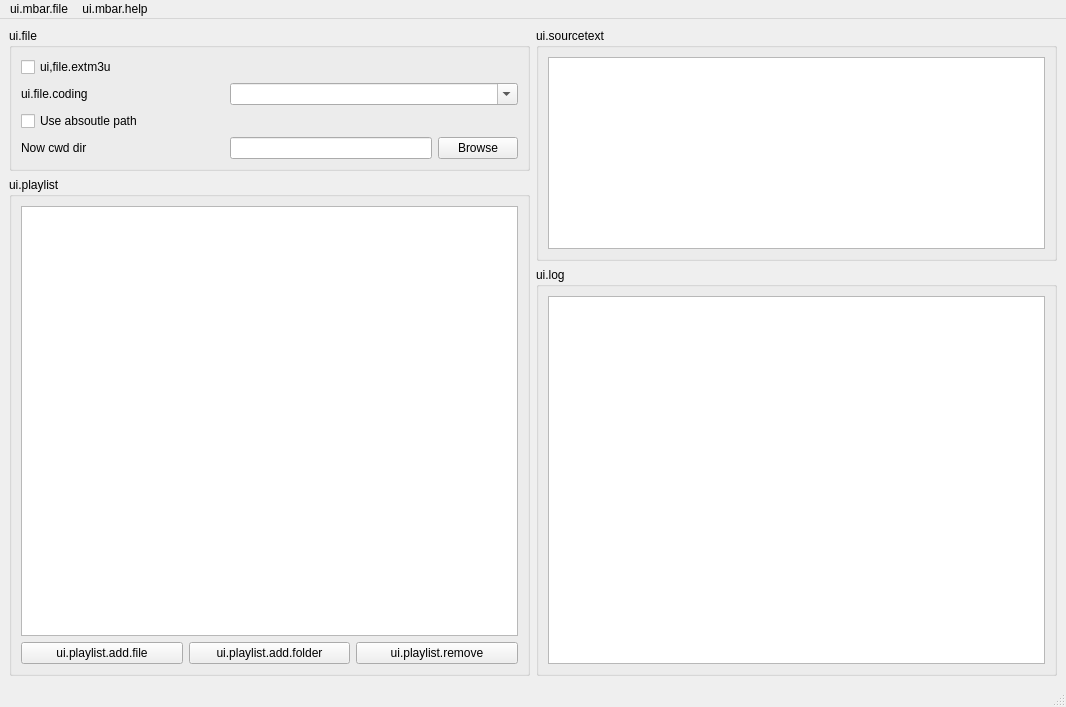
Qt form m3ueditor.ui (Creepercdn/m3ueditor) before a commit.
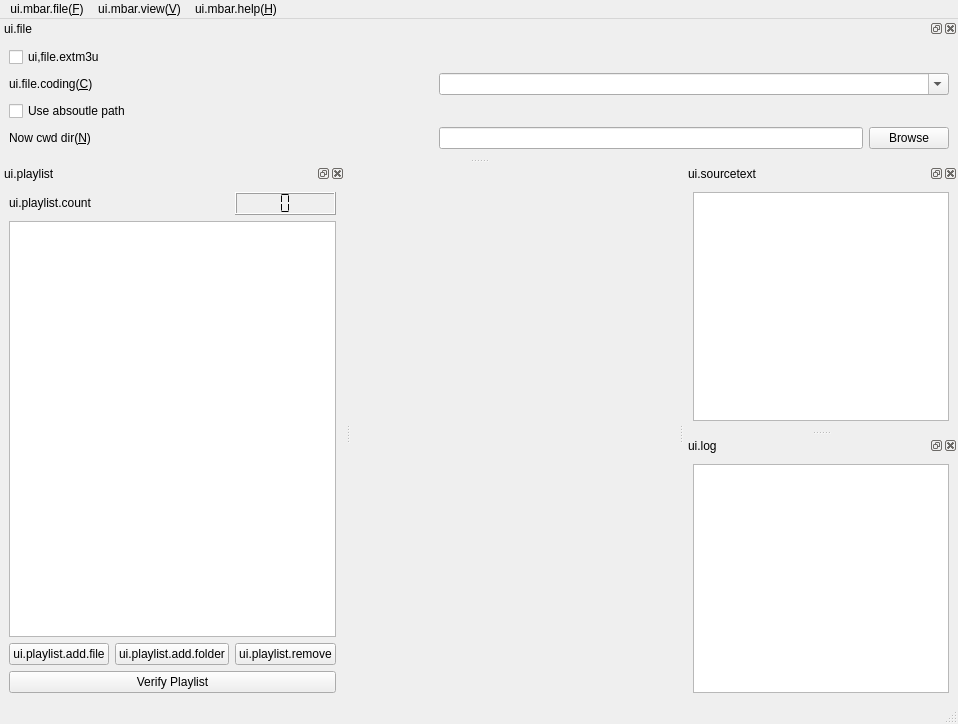
The same form after that commit.

Commit message: add dock and add verify and much much feature and bugs

```diff
--- a/m3ueditor.ui
+++ b/m3ueditor.ui
@@ -6,192 +6,26 @@
    <rect>
     <x>0</x>
     <y>0</y>
-    <width>1066</width>
-    <height>707</height>
+    <width>958</width>
+    <height>724</height>
    </rect>
   </property>
   <property name="windowTitle">
    <string>MainWindow</string>
   </property>
-  <widget class="QWidget" name="centralwidget">
-   <layout class="QGridLayout" name="gridLayout_3" columnstretch="1,1">
-    <item row="2" column="1">
-     <widget class="QGroupBox" name="groupBox_5">
-      <property name="title">
-       <string>ui.log</string>
-      </property>
-      <layout class="QVBoxLayout" name="verticalLayout_2">
-       <item>
-        <widget class="QPlainTextEdit" name="plainTextEdit_log">
-         <property name="readOnly">
-          <bool>true</bool>
-         </property>
-        </widget>
-       </item>
-      </layout>
-     </widget>
-    </item>
-    <item row="0" column="1" rowspan="2">
-     <widget class="QGroupBox" name="groupBox_4">
-      <property name="title">
-       <string>ui.sourcetext</string>
-      </property>
-      <layout class="QVBoxLayout" name="verticalLayout">
-       <item>
-        <widget class="QPlainTextEdit" name="plainTextEdit_source">
-         <property name="verticalScrollBarPolicy">
-          <enum>Qt::ScrollBarAsNeeded</enum>
-         </property>
-         <property name="readOnly">
-          <bool>true</bool>
-         </property>
-        </widget>
-       </item>
-      </layout>
-     </widget>
-    </item>
-    <item row="0" column="0">
-     <widget class="QGroupBox" name="groupBox_3">
-      <property name="title">
-       <string>ui.file</string>
-      </property>
-      <layout class="QGridLayout" name="gridLayout_2">
-       <item row="3" column="0">
-        <widget class="QLabel" name="label_2">
-         <property name="text">
-          <string>Now cwd dir</string>
-         </property>
-        </widget>
-       </item>
-       <item row="1" column="0">
-        <widget class="QLabel" name="label">
-         <property name="text">
-          <string>ui.file.coding</string>
-         </property>
-        </widget>
-       </item>
-       <item row="3" column="1">
-        <widget class="QLineEdit" name="lineEdit">
-         <property name="sizePolicy">
-          <sizepolicy hsizetype="Preferred" vsizetype="Fixed">
-           <horstretch>0</horstretch>
-           <verstretch>0</verstretch>
-          </sizepolicy>
-         </property>
-        </widget>
-       </item>
-       <item row="0" column="0" colspan="2">
-        <widget class="QCheckBox" name="checkBox">
-         <property name="text">
-          <string>ui,file.extm3u</string>
-         </property>
-        </widget>
-       </item>
-       <item row="2" column="0">
-        <widget class="QCheckBox" name="checkBox_2">
-         <property name="text">
-          <string>Use absoutle path</string>
-         </property>
-        </widget>
-       </item>
-       <item row="3" column="2">
-        <widget class="QPushButton" name="pushButton_3">
-         <property name="sizePolicy">
-          <sizepolicy hsizetype="Maximum" vsizetype="Fixed">
-           <horstretch>0</horstretch>
-           <verstretch>0</verstretch>
-          </sizepolicy>
-         </property>
-         <property name="text">
-          <string>Browse</string>
-         </property>
-        </widget>
-       </item>
-       <item row="1" column="1" colspan="2">
-        <widget class="QComboBox" name="comboBox">
-         <property name="editable">
-          <bool>true</bool>
-         </property>
-        </widget>
-       </item>
-      </layout>
-     </widget>
-    </item>
-    <item row="1" column="0" rowspan="2">
-     <widget class="QGroupBox" name="groupBox">
-      <property name="title">
-       <string>ui.playlist</string>
-      </property>
-      <layout class="QGridLayout" name="gridLayout">
-       <item row="2" column="0">
-        <widget class="QPushButton" name="pushButton">
-         <property name="text">
-          <string>ui.playlist.add.file</string>
-         </property>
-        </widget>
-       </item>
-       <item row="2" column="1">
-        <widget class="QPushButton" name="pushButton_2">
-         <property name="text">
-          <string>ui.playlist.add.folder</string>
-         </property>
-        </widget>
-       </item>
-       <item row="2" column="2">
-        <widget class="QPushButton" name="pushButton_4">
-         <property name="sizePolicy">
-          <sizepolicy hsizetype="Minimum" vsizetype="Fixed">
-           <horstretch>0</horstretch>
-           <verstretch>0</verstretch>
-          </sizepolicy>
-         </property>
-         <property name="text">
-          <string>ui.playlist.remove</string>
-         </property>
-        </widget>
-       </item>
-       <item row="0" column="0" rowspan="2" colspan="3">
-        <widget class="QListWidget" name="listWidget">
-         <property name="sizePolicy">
-          <sizepolicy hsizetype="Expanding" vsizetype="Expanding">
-           <horstretch>0</horstretch>
-           <verstretch>0</verstretch>
-          </sizepolicy>
-         </property>
-         <property name="contextMenuPolicy">
-          <enum>Qt::CustomContextMenu</enum>
-         </property>
-         <property name="dragEnabled">
-          <bool>true</bool>
-         </property>
-         <property name="dragDropMode">
-          <enum>QAbstractItemView::DragDrop</enum>
-         </property>
-         <property name="defaultDropAction">
-          <enum>Qt::MoveAction</enum>
-         </property>
-         <property name="selectionMode">
-          <enum>QAbstractItemView::ExtendedSelection</enum>
-         </property>
-        </widget>
-       </item>
-      </layout>
-     </widget>
-    </item>
-   </layout>
-  </widget>
+  <widget class="QWidget" name="centralwidget"/>
   <widget class="QMenuBar" name="menubar">
    <property name="geometry">
     <rect>
      <x>0</x>
      <y>0</y>
-     <width>1066</width>
+     <width>958</width>
      <height>23</height>
     </rect>
    </property>
    <widget class="QMenu" name="menuaa">
     <property name="title">
-     <string>ui.mbar.file</string>
+     <string>ui.mbar.file(&amp;F)</string>
     </property>
     <addaction name="actionui_mbar_file_new"/>
     <addaction name="actionui_mbar_file_open"/>
@@ -204,14 +38,249 @@
    </widget>
    <widget class="QMenu" name="menuui_mbar_help">
     <property name="title">
-     <string>ui.mbar.help</string>
+     <string>ui.mbar.help(&amp;H)</string>
     </property>
     <addaction name="actionui_mbar_help_about"/>
    </widget>
+   <widget class="QMenu" name="menuui_mbar_window">
+    <property name="title">
+     <string>ui.mbar.view(&amp;V)</string>
+    </property>
+   </widget>
    <addaction name="menuaa"/>
+   <addaction name="menuui_mbar_window"/>
    <addaction name="menuui_mbar_help"/>
   </widget>
   <widget class="QStatusBar" name="statusBar"/>
+  <widget class="QDockWidget" name="dockWidget_2">
+   <property name="features">
+    <set>QDockWidget::AllDockWidgetFeatures</set>
+   </property>
+   <property name="windowTitle">
+    <string>ui.file</string>
+   </property>
+   <attribute name="dockWidgetArea">
+    <number>4</number>
+   </attribute>
+   <widget class="QWidget" name="dockWidgetContents_2">
+    <layout class="QGridLayout" name="gridLayout_2">
+     <item row="0" column="0" colspan="2">
+      <widget class="QCheckBox" name="checkBox">
+       <property name="text">
+        <string>ui,file.extm3u</string>
+       </property>
+      </widget>
+     </item>
+     <item row="1" column="0">
+      <widget class="QLabel" name="label">
+       <property name="text">
+        <string>ui.file.coding(&amp;C)</string>
+       </property>
+       <property name="buddy">
+        <cstring>comboBox</cstring>
+       </property>
+      </widget>
+     </item>
+     <item row="1" column="1" colspan="2">
+      <widget class="QComboBox" name="comboBox">
+       <property name="editable">
+        <bool>true</bool>
+       </property>
+      </widget>
+     </item>
+     <item row="2" column="0">
+      <widget class="QCheckBox" name="checkBox_2">
+       <property name="text">
+        <string>Use absoutle path</string>
+       </property>
+      </widget>
+     </item>
+     <item row="3" column="0">
+      <widget class="QLabel" name="label_2">
+       <property name="text">
+        <string>Now cwd dir(&amp;N)</string>
+       </property>
+       <property name="buddy">
+        <cstring>lineEdit</cstring>
+       </property>
+      </widget>
+     </item>
+     <item row="3" column="1">
+      <widget class="QLineEdit" name="lineEdit">
+       <property name="sizePolicy">
+        <sizepolicy hsizetype="Preferred" vsizetype="Fixed">
+         <horstretch>0</horstretch>
+         <verstretch>0</verstretch>
+        </sizepolicy>
+       </property>
+      </widget>
+     </item>
+     <item row="3" column="2">
+      <widget class="QPushButton" name="pushButton_3">
+       <property name="sizePolicy">
+        <sizepolicy hsizetype="Maximum" vsizetype="Fixed">
+         <horstretch>0</horstretch>
+         <verstretch>0</verstretch>
+        </sizepolicy>
+       </property>
+       <property name="text">
+        <string>Browse</string>
+       </property>
+      </widget>
+     </item>
+    </layout>
+   </widget>
+  </widget>
+  <widget class="QDockWidget" name="dockWidget_3">
+   <property name="features">
+    <set>QDockWidget::AllDockWidgetFeatures</set>
+   </property>
+   <property name="windowTitle">
+    <string>ui.playlist</string>
+   </property>
+   <attribute name="dockWidgetArea">
+    <number>1</number>
+   </attribute>
+   <widget class="QWidget" name="dockWidgetContents_3">
+    <layout class="QGridLayout" name="gridLayout_3">
+     <item row="0" column="0">
+      <widget class="QLabel" name="label_3">
+       <property name="sizePolicy">
+        <sizepolicy hsizetype="Preferred" vsizetype="Maximum">
+         <horstretch>0</horstretch>
+         <verstretch>0</verstretch>
+        </sizepolicy>
+       </property>
+       <property name="text">
+        <string>ui.playlist.count</string>
+       </property>
+      </widget>
+     </item>
+     <item row="0" column="2">
+      <widget class="QLCDNumber" name="lcdNumber">
+       <property name="sizePolicy">
+        <sizepolicy hsizetype="Preferred" vsizetype="Minimum">
+         <horstretch>0</horstretch>
+         <verstretch>0</verstretch>
+        </sizepolicy>
+       </property>
+       <property name="digitCount">
+        <number>1</number>
+       </property>
+       <property name="mode">
+        <enum>QLCDNumber::Dec</enum>
+       </property>
+       <property name="segmentStyle">
+        <enum>QLCDNumber::Flat</enum>
+       </property>
+       <property name="intValue" stdset="0">
+        <number>0</number>
+       </property>
+      </widget>
+     </item>
+     <item row="1" column="0" colspan="3">
+      <widget class="QListWidget" name="listWidget">
+       <property name="sizePolicy">
+        <sizepolicy hsizetype="Expanding" vsizetype="Expanding">
+         <horstretch>0</horstretch>
+         <verstretch>0</verstretch>
+        </sizepolicy>
+       </property>
+       <property name="contextMenuPolicy">
+        <enum>Qt::CustomContextMenu</enum>
+       </property>
+       <property name="dragEnabled">
+        <bool>true</bool>
+       </property>
+       <property name="dragDropMode">
+        <enum>QAbstractItemView::DragDrop</enum>
+       </property>
+       <property name="defaultDropAction">
+        <enum>Qt::MoveAction</enum>
+       </property>
+       <property name="selectionMode">
+        <enum>QAbstractItemView::ExtendedSelection</enum>
+       </property>
+      </widget>
+     </item>
+     <item row="2" column="0">
+      <widget class="QPushButton" name="pushButton">
+       <property name="text">
+        <string>ui.playlist.add.file</string>
+       </property>
+      </widget>
+     </item>
+     <item row="2" column="1">
+      <widget class="QPushButton" name="pushButton_2">
+       <property name="text">
+        <string>ui.playlist.add.folder</string>
+       </property>
+      </widget>
+     </item>
+     <item row="2" column="2">
+      <widget class="QPushButton" name="pushButton_4">
+       <property name="sizePolicy">
+        <sizepolicy hsizetype="Minimum" vsizetype="Fixed">
+         <horstretch>0</horstretch>
+         <verstretch>0</verstretch>
+        </sizepolicy>
+       </property>
+       <property name="text">
+        <string>ui.playlist.remove</string>
+       </property>
+      </widget>
+     </item>
+     <item row="3" column="0" colspan="3">
+      <widget class="QPushButton" name="pushButton_5">
+       <property name="text">
+        <string>Verify Playlist</string>
+       </property>
+      </widget>
+     </item>
+    </layout>
+   </widget>
+  </widget>
+  <widget class="QDockWidget" name="dockWidget_5">
+   <property name="windowTitle">
+    <string>ui.sourcetext</string>
+   </property>
+   <attribute name="dockWidgetArea">
+    <number>2</number>
+   </attribute>
+   <widget class="QWidget" name="dockWidgetContents_5">
+    <layout class="QVBoxLayout" name="verticalLayout_3">
+     <item>
+      <widget class="QPlainTextEdit" name="plainTextEdit_source">
+       <property name="verticalScrollBarPolicy">
+        <enum>Qt::ScrollBarAsNeeded</enum>
+       </property>
+       <property name="readOnly">
+        <bool>true</bool>
+       </property>
+      </widget>
+     </item>
+    </layout>
+   </widget>
+  </widget>
+  <widget class="QDockWidget" name="dockWidget_6">
+   <property name="windowTitle">
+    <string>ui.log</string>
+   </property>
+   <attribute name="dockWidgetArea">
+    <number>2</number>
+   </attribute>
+   <widget class="QWidget" name="dockWidgetContents_6">
+    <layout class="QVBoxLayout" name="verticalLayout_4">
+     <item>
+      <widget class="QPlainTextEdit" name="plainTextEdit_log">
+       <property name="readOnly">
+        <bool>true</bool>
+       </property>
+      </widget>
+     </item>
+    </layout>
+   </widget>
+  </widget>
   <action name="actionui_mbar_file_open">
    <property name="text">
     <string>ui.mbar.file.open</string>
```
Left out of the diff: 203 changed lines with no effect on the pictures. The commit also changes 6 other files.
